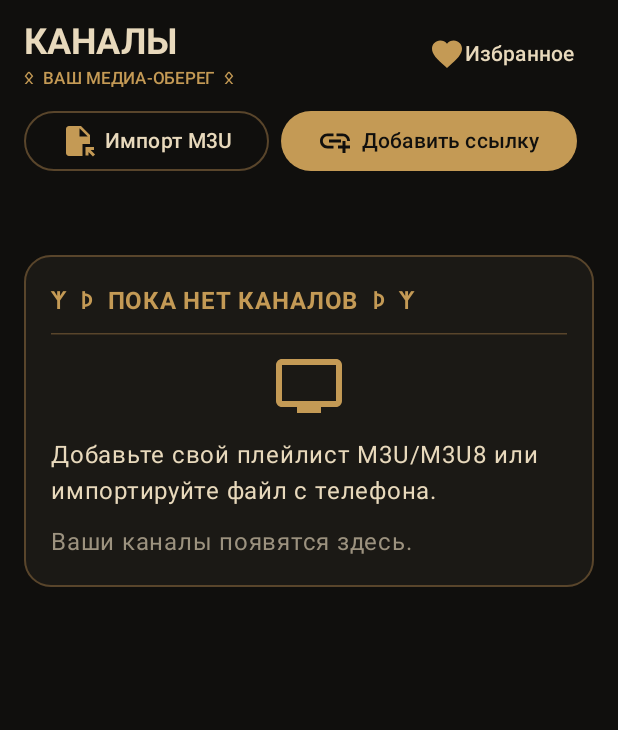
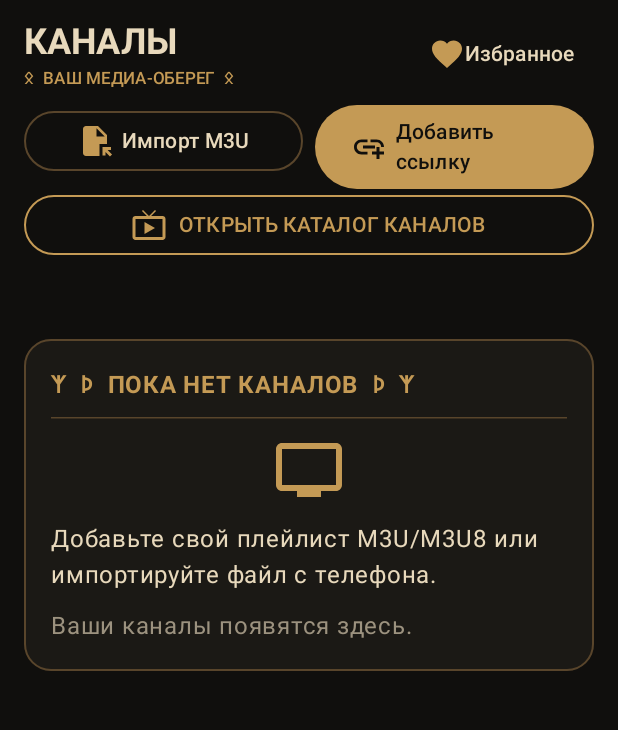
Before and after one commit to vastakalexey-stack/Slovyanin-TV-Pixel10a, an Android app built with Jetpack Compose: the screen it shows after launch (MainActivity), on a phone screen of 412 x 824 dp, the part 96-826 px from its top. Run offline under Robolectric (Android 15) with nearby library versions, the phone set to English and light mode, and no system bars.

Commit message:
Add built-in Russian IPTV catalog selector

```diff
--- a/app/src/main/java/ru/pixel10a/slovyanintv/MainActivity.kt
+++ b/app/src/main/java/ru/pixel10a/slovyanintv/MainActivity.kt
@@ -49,6 +49,7 @@ class MainActivity : ComponentActivity() {
         restoreData()
         setContent {
             var showDialog by remember { mutableStateOf(false) }
+            var showCatalogDialog by remember { mutableStateOf(false) }
             var showMenu by remember { mutableStateOf(false) }
             var showSearch by remember { mutableStateOf(false) }
             var search by remember { mutableStateOf("") }
@@ -165,12 +166,15 @@ class MainActivity : ComponentActivity() {
                             }
                             Spacer(Modifier.height(10.dp))
                             Row(horizontalArrangement = Arrangement.spacedBy(8.dp)) {
-                                OutlinedButton(onClick = { openFile.launch(arrayOf("*/*")) }, border = BorderStroke(1.dp, Line), colors = ButtonDefaults.outlinedButtonColors(contentColor = Parchment)) {
+                                OutlinedButton(onClick = { openFile.launch(arrayOf("*/*")) }, border = BorderStroke(1.dp, Line), colors = ButtonDefaults.outlinedButtonColors(contentColor = Parchment), modifier = Modifier.weight(1f)) {
                                     Icon(Icons.Default.FileOpen, null, tint = Gold); Spacer(Modifier.width(6.dp)); Text("Импорт M3U")
                                 }
-                                Button(onClick = { showDialog = true }, colors = ButtonDefaults.buttonColors(containerColor = Gold, contentColor = Night)) {
+                                Button(onClick = { showDialog = true }, colors = ButtonDefaults.buttonColors(containerColor = Gold, contentColor = Night), modifier = Modifier.weight(1f)) {
                                     Icon(Icons.Default.AddLink, null); Spacer(Modifier.width(6.dp)); Text("Добавить ссылку")
                                 }
+                            }
+                            OutlinedButton(onClick = { showCatalogDialog = true }, modifier = Modifier.fillMaxWidth(), border = BorderStroke(1.dp, Gold), colors = ButtonDefaults.outlinedButtonColors(contentColor = Gold)) {
+                                Icon(Icons.Default.LiveTv, null); Spacer(Modifier.width(8.dp)); Text("ОТКРЫТЬ КАТАЛОГ КАНАЛОВ")
                             }
                             Spacer(Modifier.height(12.dp))
                             if (channels.isNotEmpty()) {
@@ -234,6 +238,57 @@ class MainActivity : ComponentActivity() {
                         }
                     }
                 }
+                if (showCatalogDialog) AlertDialog(
+                    onDismissRequest = { showCatalogDialog = false },
+                    containerColor = Charcoal,
+                    titleContentColor = Parchment,
+                    textContentColor = Muted,
+                    title = { Text("КАТАЛОГ КАНАЛОВ") },
+                    text = {
+                        Column(verticalArrangement = Arrangement.spacedBy(8.dp)) {
+                            Text("Выберите открытый список. Каналы загружаются из внешнего источника; доступность зависит от вещателя и региона.")
+                            CatalogSources.forEach { source ->
+                                OutlinedButton(
+                                    onClick = {
+                                        showCatalogDialog = false
+                                        loading = true
+                                        error = ""
+                                        scope.launch {
+                                            try {
+                                                val body = withContext(Dispatchers.IO) {
+                                                    URL(source.url).openConnection().apply {
+                                                        connectTimeout = 15000
+                                                        readTimeout = 20000
+                                                    }.getInputStream().bufferedReader().use { it.readText() }
+                                                }
+                                                val parsed = M3uParser.parse(body, source.name)
+                                                if (parsed.isEmpty()) {
+                                                    error = "В списке «${source.title}» не найдено каналов."
+                                                } else {
+                                                    imported.value = (imported.value.filterNot { it.playlist == source.name } + parsed).distinctBy { it.url }
+                                                    persistData()
+                                                    selectedGroup = "Все"
+                                                }
+                                            } catch (_: Exception) {
+                                                error = "Не удалось загрузить «${source.title}». Проверьте интернет или попробуйте позже."
+                                            }
+                                            loading = false
+                                        }
+                                    },
+                                    modifier = Modifier.fillMaxWidth(),
+                                    border = BorderStroke(1.dp, Line),
+                                    colors = ButtonDefaults.outlinedButtonColors(contentColor = Parchment)
+                                ) {
+                                    Column(Modifier.fillMaxWidth()) {
+                                        Text(source.title, color = Gold, fontWeight = FontWeight.SemiBold)
+                                        Text(source.description, color = Muted, style = MaterialTheme.typography.labelSmall)
+                                    }
+                                }
+                            }
+                        }
+                    },
+                    confirmButton = { TextButton(onClick = { showCatalogDialog = false }) { Text("Закрыть", color = Gold) } }
+                )
                 if (showDialog) AlertDialog(
                     onDismissRequest = { showDialog = false },
                     containerColor = Charcoal,
```
